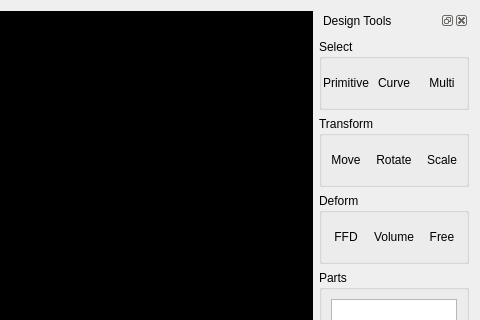
Old version of the form UserStudyApp/Screens/DesignWidget.ui in the repository ialhashim/user-study-graphics; both pictures show x 285 to 765 and y 0 to 320 of the 765 by 648 pixel window.
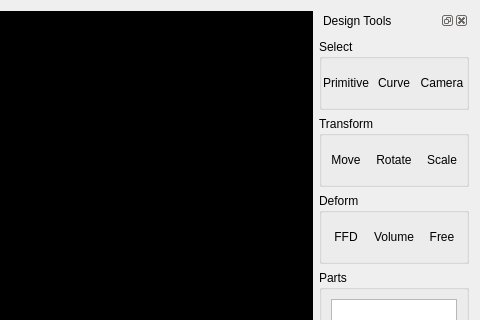
New version of the form. Icons and pictures are not drawn.

What changed in the file:
```diff
--- a/UserStudyApp/Screens/DesignWidget.ui
+++ b/UserStudyApp/Screens/DesignWidget.ui
@@ -199,7 +199,7 @@
              </size>
             </property>
             <property name="text">
-             <string>Multi</string>
+             <string>Camera</string>
             </property>
             <property name="icon">
              <iconset resource="../Resources/userstudyResource.qrc">
```
Left out of the diff: 4 changed lines with no effect on the pictures.
